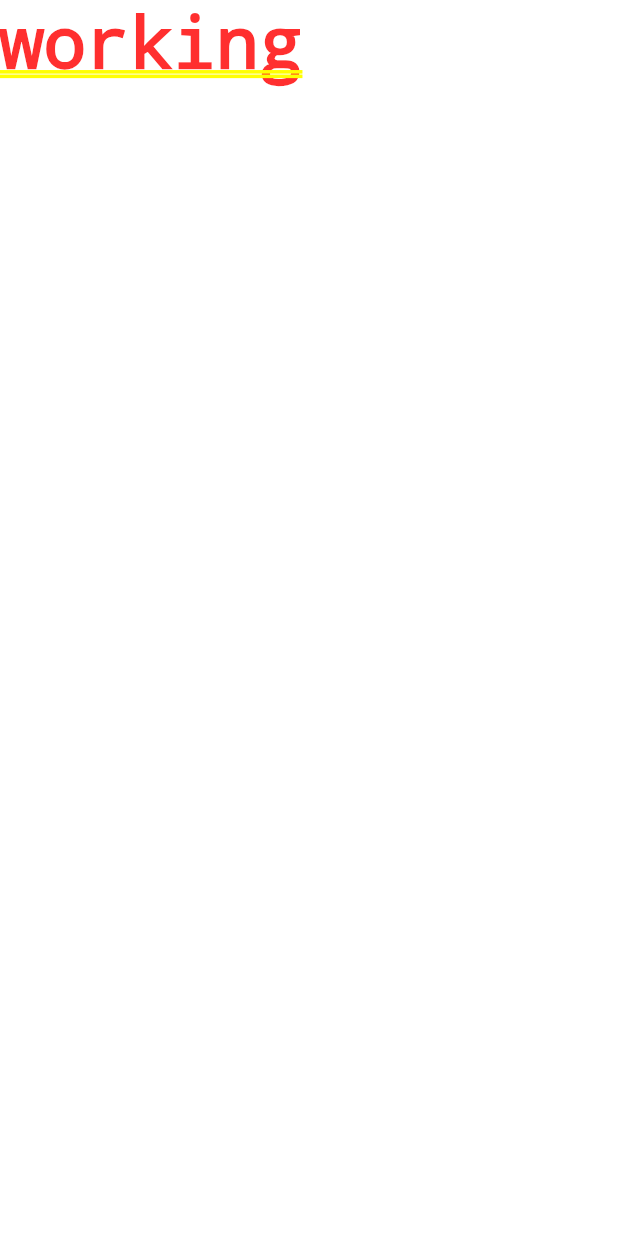
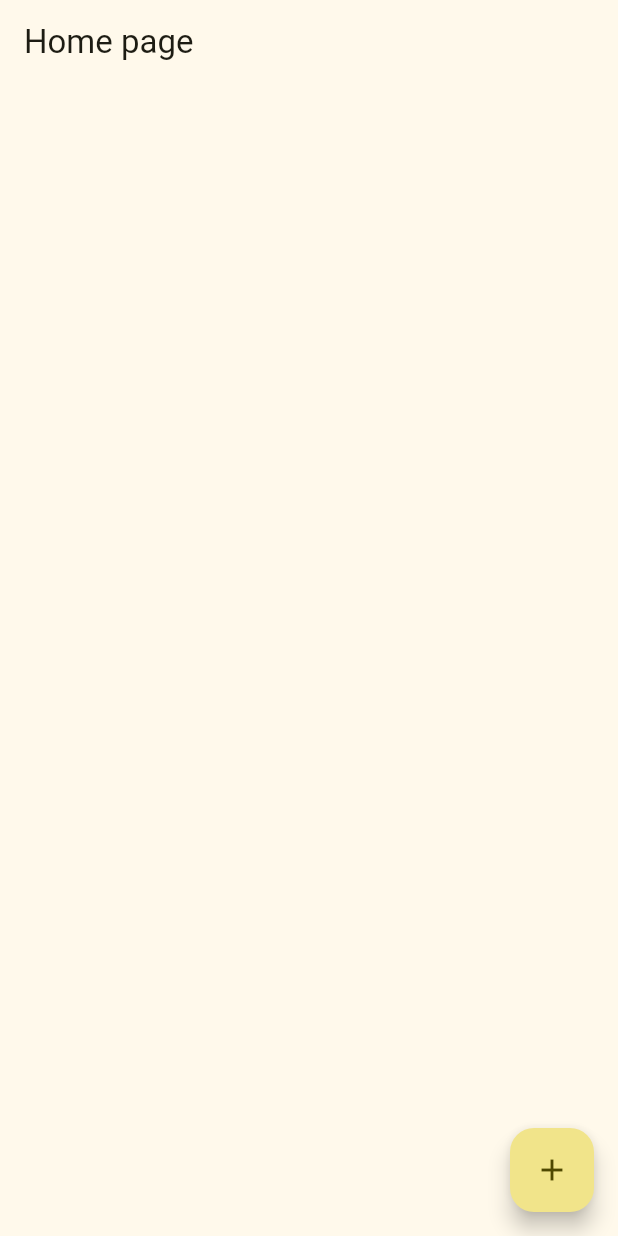
Before and after one commit to Jacobsamo/todo_app_flutter, a Flutter app: the screen it shows after launch, on a phone screen of 412 x 824 dp. Run offline on Flutter 3.47's test engine with Material 2 defaults, Android fonts, the phone set to English and light mode, and no system bars; missing offline and left inert: dart:ffi.

Commit message:
playing around with values

```diff
--- /dev/null
+++ b/lib/common/theme.dart
@@ -0,0 +1,18 @@
+// Copyright 2019 The Flutter team. All rights reserved.
+// Use of this source code is governed by a BSD-style license that can be
+// found in the LICENSE file.
+
+import 'package:flutter/material.dart';
+
+final appTheme = ThemeData(
+  colorSchemeSeed: Colors.yellow,
+  useMaterial3: true,
+  textTheme: const TextTheme(
+    displayLarge: TextStyle(
+      fontFamily: 'Corben',
+      fontWeight: FontWeight.w700,
+      fontSize: 24,
+      color: Colors.black,
+    ),
+  ),
+);
--- a/lib/main.dart
+++ b/lib/main.dart
@@ -1,6 +1,8 @@
 import 'dart:ffi';
 
 import 'package:flutter/material.dart';
+import 'common/theme.dart';
+import 'screens/home.dart';
 
 void main() {
   runApp(const MyApp());
@@ -14,44 +16,8 @@ class MyApp extends StatelessWidget {
   Widget build(BuildContext context) {
     return MaterialApp(
       title: 'Flutter Demo',
-      theme: ThemeData(
-        // This is the theme of your application.
-        //
-        // TRY THIS: Try running your application with "flutter run". You'll see
-        // the application has a blue toolbar. Then, without quitting the app,
-        // try changing the seedColor in the colorScheme below to Colors.green
-        // and then invoke "hot reload" (save your changes or press the "hot
-        // reload" button in a Flutter-supported IDE, or press "r" if you used
-        // the command line to start the app).
-        //
-        // Notice that the counter didn't reset back to zero; the application
-        // state is not lost during the reload. To reset the state, use hot
-        // restart instead.
-        //
-        // This works for code too, not just values: Most code changes can be
-        // tested with just a hot reload.
-        colorScheme: ColorScheme.fromSeed(seedColor: Colors.deepPurple),
-        useMaterial3: true,
-      ),
-      home: const MyHomePage(title: 'Flutter Demo Home Page'),
+      theme: appTheme,
+      home: const MyHomePage(),
     );
   }
 }
-
-class MyHomePage extends StatefulWidget {
-  const MyHomePage({super.key, title});
-
-  @override
-  State<MyHomePage> createState() => _MyHomePageState();
-}
-
-class _MyHomePageState extends State<MyHomePage> {
-  int _index = 0;
-
-  @override
-  Widget build(BuildContext context) {
-    return Container(
-      child: const Text('working'),
-    );
-  }
-}
--- a/lib/models/item.dart
+++ b/lib/models/item.dart
@@ -1,7 +1,15 @@
 class Item {
   late String id;
   late String title;
-  late String notes;
+  late String? notes;
   late DateTime createdAt;
   late DateTime lastUpdated;
+
+  Item({
+    required this.id,
+    required this.title,
+    this.notes,
+    required this.createdAt,
+    required this.lastUpdated,
+  });
 }
--- /dev/null
+++ b/lib/screens/home.dart
@@ -0,0 +1,49 @@
+import 'package:flutter/material.dart';
+import 'package:todo_app_flutter/models/Item.dart';
+
+class MyHomePage extends StatefulWidget {
+  const MyHomePage({super.key});
+
+  @override
+  State<MyHomePage> createState() => _MyHomePageState();
+}
+
+class _MyHomePageState extends State<MyHomePage> {
+  List<Item> items = [];
+
+  void addItem() {
+    Item newItem = Item(
+      id: '1',
+      title: 'Test item',
+      notes: 'test notes',
+      createdAt: DateTime.now(),
+      lastUpdated: DateTime.now(),
+    );
+    items.add(newItem);
+  }
+
+  @override
+  Widget build(BuildContext context) {
+    return Scaffold(
+      appBar: AppBar(
+        title: const Text('Home page'),
+      ),
+      body: ListView.builder(
+        itemCount: items.length,
+        itemBuilder: (context, index) {
+          Item item = items[index];
+          return ListTile(
+            title: Text(item.title),
+            subtitle: Text(item.notes ?? ''),
+            trailing: Text(item.createdAt.toString()),
+          );
+        },
+      ),
+      floatingActionButton: FloatingActionButton(
+        onPressed: addItem,
+        tooltip: 'Increment',
+        child: const Icon(Icons.add),
+      ),
+    );
+  }
+}
```
